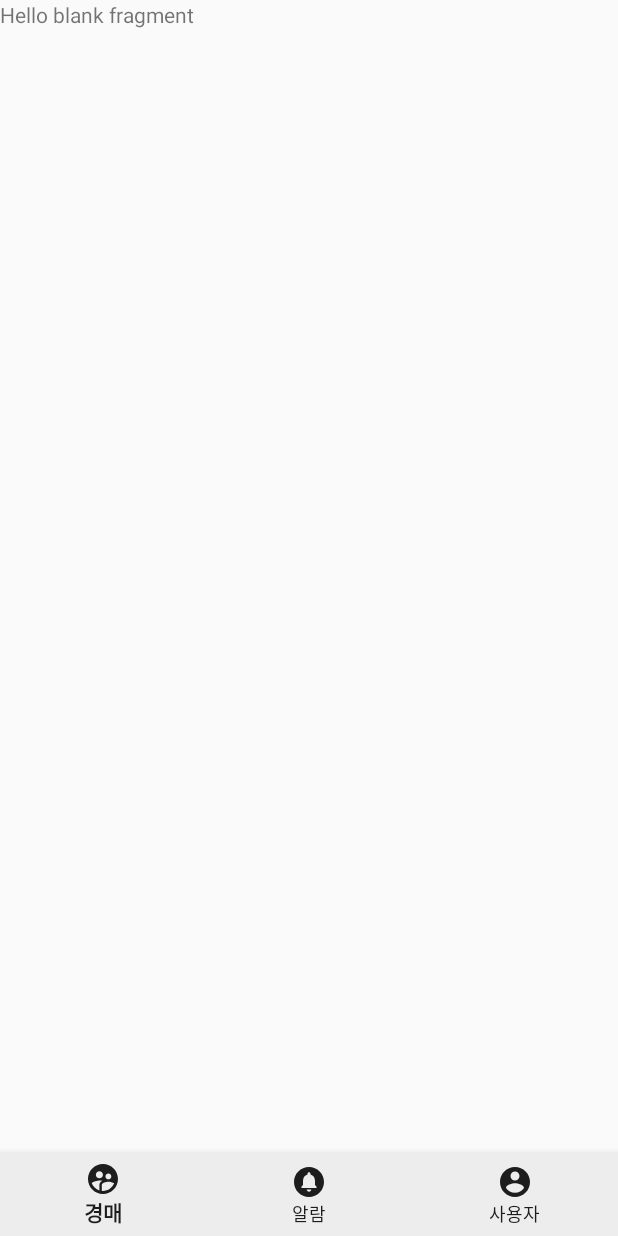
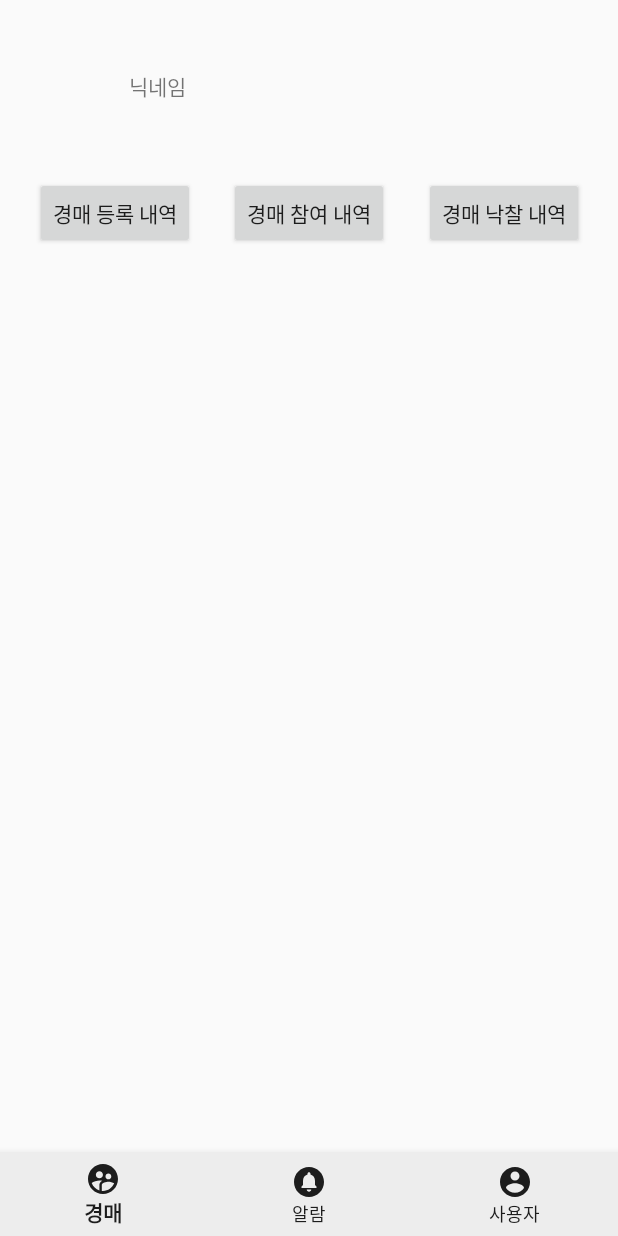
Before and after one commit to 4538cgy/ProjectAuction, an Android app: the fragment AccountFragment placed in its activity, on a phone screen of 412 x 824 dp. Run offline under Robolectric (Android 15) with nearby library versions, the phone set to English and light mode, and no system bars; our stand-ins replace data binding.

Commit message:
commit account fragment base

```diff
--- a/app/src/main/res/layout/fragment_account.xml
+++ b/app/src/main/res/layout/fragment_account.xml
@@ -1,14 +1,98 @@
 <?xml version="1.0" encoding="utf-8"?>
-<FrameLayout xmlns:android="http://schemas.android.com/apk/res/android"
+<layout xmlns:android="http://schemas.android.com/apk/res/android"
     xmlns:tools="http://schemas.android.com/tools"
-    android:layout_width="match_parent"
-    android:layout_height="match_parent"
+    xmlns:app="http://schemas.android.com/apk/res-auto"
     tools:context=".view.fragment.lobby.account.AccountFragment">
 
-    <!-- TODO: Update blank fragment layout -->
-    <TextView
+    <data>
+        <variable
+            name="fragmentaccount"
+            type="com.example.project_auction.view.fragment.lobby.account.AccountFragment" />
+    </data>
+
+    <androidx.constraintlayout.widget.ConstraintLayout
         android:layout_width="match_parent"
         android:layout_height="match_parent"
-        android:text="@string/hello_blank_fragment" />
+        >
 
-</FrameLayout>
+        <androidx.constraintlayout.widget.ConstraintLayout
+            android:id="@+id/fragment_account_constraint_nickname_container"
+            android:layout_width="match_parent"
+            android:layout_height="50dp"
+            app:layout_constraintLeft_toLeftOf="parent"
+            app:layout_constraintTop_toTopOf="parent"
+            app:layout_constraintRight_toRightOf="parent"
+            android:layout_marginTop="32dp"
+            >
+            <ImageView
+                android:id="@+id/fragment_account_imageview_profile"
+                android:layout_width="50dp"
+                android:layout_height="50dp"
+                app:layout_constraintLeft_toLeftOf="parent"
+                app:layout_constraintTop_toTopOf="parent"
+                app:layout_constraintBottom_toBottomOf="parent"
+                android:layout_marginLeft="24dp"
+                />
+
+            <TextView
+                android:id="@+id/fragment_account_textview_nickname"
+                android:layout_width="wrap_content"
+                android:layout_height="wrap_content"
+                android:text="닉네임"
+                app:layout_constraintLeft_toRightOf="@+id/fragment_account_imageview_profile"
+                app:layout_constraintTop_toTopOf="parent"
+                app:layout_constraintBottom_toBottomOf="parent"
+                android:layout_marginLeft="12dp"
+                />
+
+
+        </androidx.constraintlayout.widget.ConstraintLayout>
+
+        <androidx.constraintlayout.widget.ConstraintLayout
+            android:id="@+id/fragment_account_constraint_history_container"
+            android:layout_width="match_parent"
+            android:layout_height="120dp"
+            app:layout_constraintLeft_toLeftOf="parent"
+            app:layout_constraintRight_toRightOf="parent"
+            app:layout_constraintTop_toBottomOf="@+id/fragment_account_constraint_nickname_container"
+            >
+
+            <Button
+                android:id="@+id/fragment_account_button_auction_history"
+                android:layout_width="wrap_content"
+                android:layout_height="wrap_content"
+                android:text="경매 등록 내역"
+                app:layout_constraintLeft_toLeftOf="parent"
+                app:layout_constraintTop_toTopOf="parent"
+                app:layout_constraintBottom_toBottomOf="parent"
+                app:layout_constraintRight_toLeftOf="@+id/fragment_account_button_auction_join_history"
+                />
+
+            <Button
+                android:id="@+id/fragment_account_button_auction_join_history"
+                android:layout_width="wrap_content"
+                android:layout_height="wrap_content"
+                android:text="경매 참여 내역"
+                app:layout_constraintLeft_toRightOf="@+id/fragment_account_button_auction_history"
+                app:layout_constraintTop_toTopOf="parent"
+                app:layout_constraintBottom_toBottomOf="parent"
+                app:layout_constraintRight_toLeftOf="@+id/fragment_account_button_auction_success_history"
+                />
+
+            <Button
+                android:id="@+id/fragment_account_button_auction_success_history"
+                android:layout_width="wrap_content"
+                android:layout_height="wrap_content"
+                android:text="경매 낙찰 내역"
+                app:layout_constraintLeft_toRightOf="@+id/fragment_account_button_auction_join_history"
+                app:layout_constraintRight_toRightOf="parent"
+                app:layout_constraintBottom_toBottomOf="parent"
+                app:layout_constraintTop_toTopOf="parent"
+                />
+
+
+        </androidx.constraintlayout.widget.ConstraintLayout>
+
+    </androidx.constraintlayout.widget.ConstraintLayout>
+
+</layout>
```
